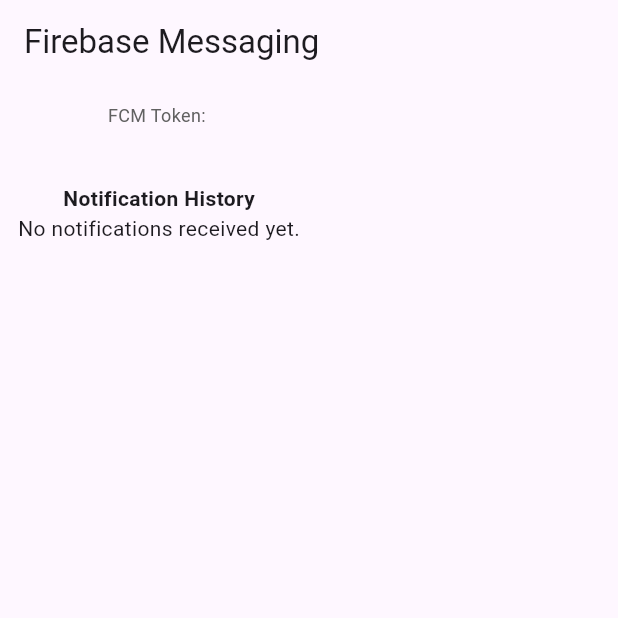
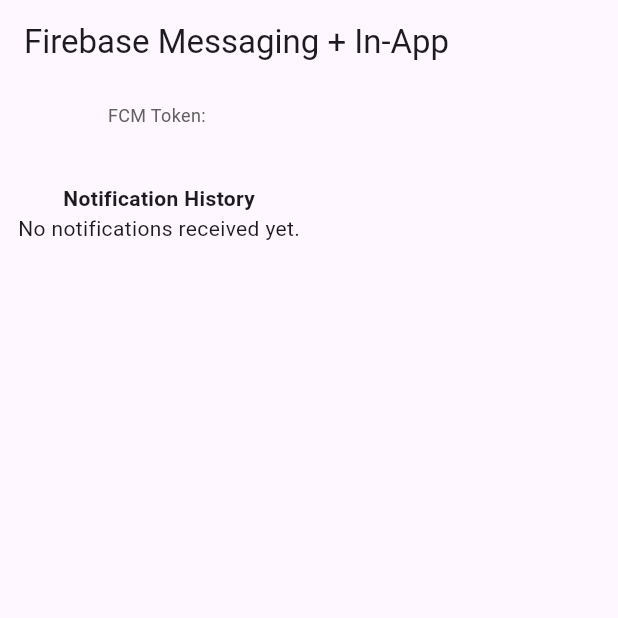
Before and after one commit to Griffin-McCue/ica14, a Flutter app: the screen it shows after launch, on a phone screen of 412 x 824 dp, the top half of it. Run offline on Flutter 3.47's test engine with Material 3 defaults, Android fonts, the phone set to English and light mode, and no system bars; our stand-ins replace firebase_core, firebase_messaging; missing offline and left inert: firebase_in_app_messaging; accounts and stored records are empty.

Commit message:
Added and Fixed code.

```diff
--- a/lib/main.dart
+++ b/lib/main.dart
@@ -1,6 +1,7 @@
 import 'package:flutter/material.dart';
 import 'package:firebase_core/firebase_core.dart';
 import 'package:firebase_messaging/firebase_messaging.dart';
+import 'package:firebase_in_app_messaging/firebase_in_app_messaging.dart';
 import 'firebase_options.dart';
 
 Future<void> _firebaseMessagingBackgroundHandler(RemoteMessage message) async {
@@ -19,9 +20,9 @@ class MessagingApp extends StatelessWidget {
   @override
   Widget build(BuildContext context) {
     return MaterialApp(
-      title: 'Firebase Messaging',
+      title: 'Firebase Messaging + In-App',
       theme: ThemeData(primarySwatch: Colors.blue),
-      home: MessagingHomePage(title: 'Firebase Messaging'),
+      home: MessagingHomePage(title: 'Firebase Messaging + In-App'),
     );
   }
 }
@@ -43,6 +44,11 @@ class _MessagingHomePageState extends State<MessagingHomePage> {
   void initState() {
     super.initState();
     _initializeFirebaseMessaging();
+
+    // Enable In-App Messaging (optional)
+    FirebaseInAppMessaging.instance.setMessagesSuppressed(false);
+    // You can also trigger custom events defined in Firebase Console:
+    // FirebaseInAppMessaging.instance.triggerEvent("custom_event");
   }
 
   void _initializeFirebaseMessaging() async {
--- a/pubspec.yaml
+++ b/pubspec.yaml
@@ -36,6 +36,7 @@ dependencies:
   cupertino_icons: ^1.0.8
   firebase_messaging: ^15.2.5
   firebase_core: ^3.13.0
+  firebase_in_app_messaging: ^0.8.1+5
 
 dev_dependencies:
   flutter_test:
```
Also changed, not shown: pubspec.lock.
